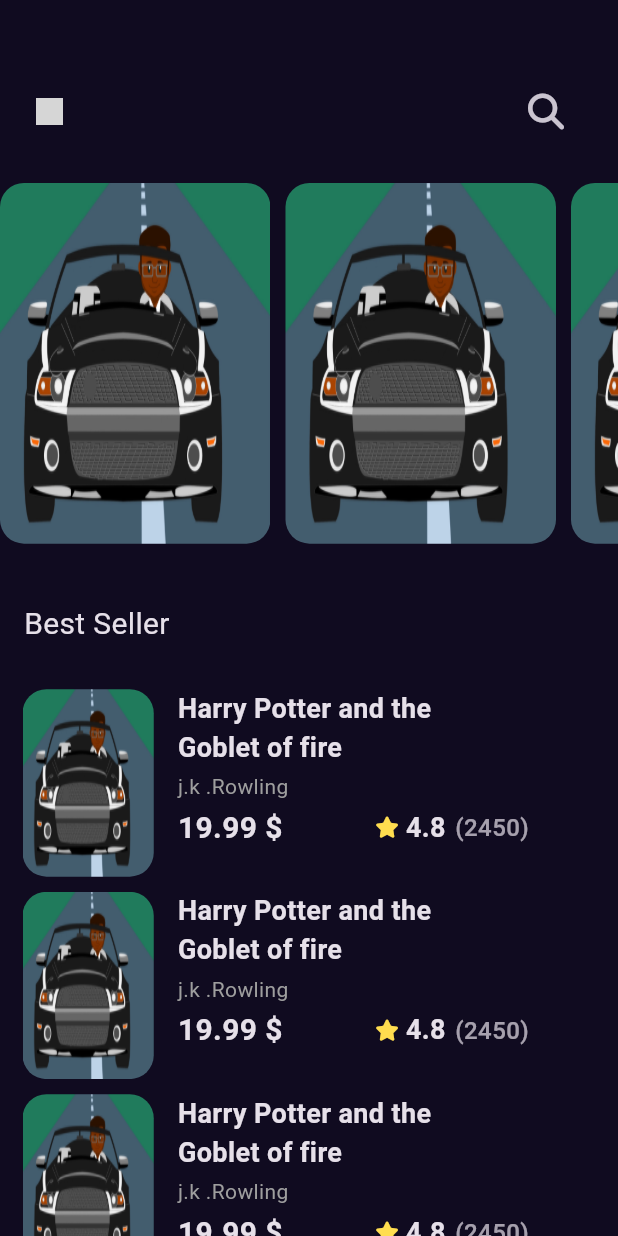
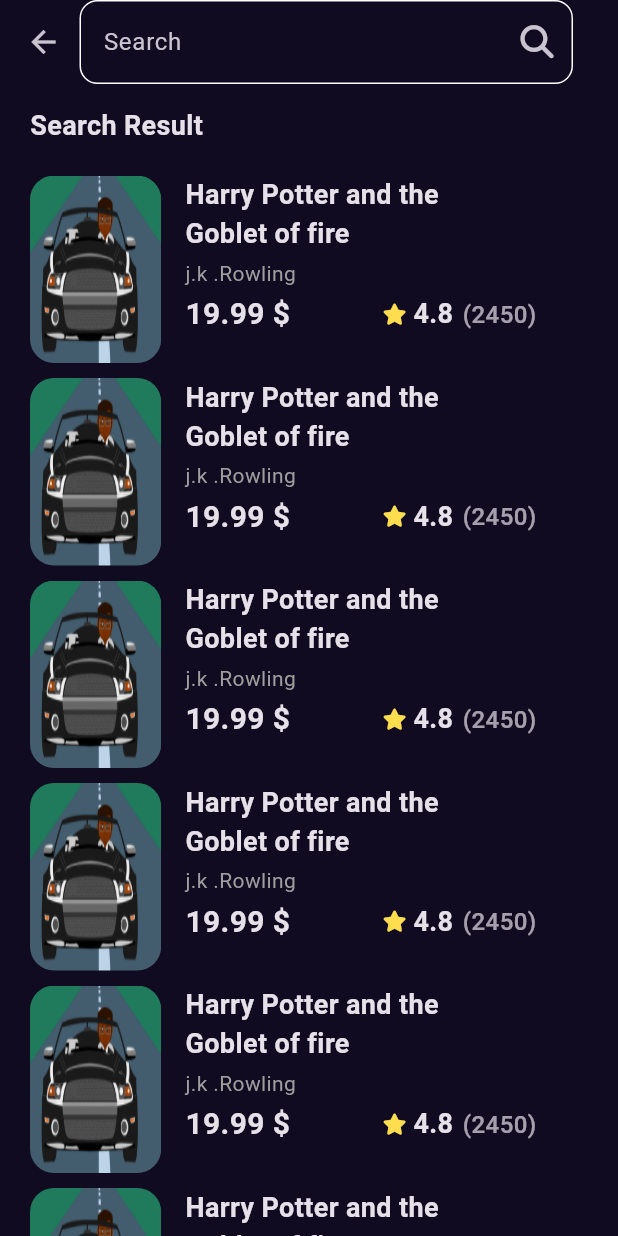
Before and after one commit to m7md015sh/bookly_app, a Flutter app: the screen it shows after launch, after a tap on an icon or button, on a phone screen of 412 x 824 dp. Run offline on Flutter 3.47's test engine with Material 3 defaults, Android fonts, the phone set to English and light mode, and no system bars; our stand-ins replace font_awesome_flutter, go_router, google_fonts; grey boxes are pictures that could not be loaded.

Commit message:
search view done

```diff
--- a/lib/core/utils/app_router.dart
+++ b/lib/core/utils/app_router.dart
@@ -1,12 +1,14 @@
 import 'package:bookly_app/core/utils/constants.dart';
 import 'package:bookly_app/features/home/presentation/views/dooks_detalis_view.dart';
 import 'package:bookly_app/features/home/presentation/views/home_view.dart';
+import 'package:bookly_app/features/search/presentation/views/search_view.dart';
 import 'package:bookly_app/features/splash/presentation/views/splash_view.dart';
 import 'package:go_router/go_router.dart';
 
 abstract class AppRouter{
  static const kHomeView = '/home_view';
- static const kBooksDetailsVies = '/details_view';
+ static const kBooksDetailsView = '/details_view';
+ static const kSearchView = '/search_view';
 
 
   static final router = GoRouter(
@@ -20,8 +22,12 @@ abstract class AppRouter{
         builder: (context, state) => const HomeView(),
       ),
       GoRoute(
-        path: kBooksDetailsVies,
+        path: kBooksDetailsView,
         builder: (context, state) => const BooksDetailsView(),
+      ),
+      GoRoute(
+        path: kSearchView,
+        builder: (context, state) => const SearchView(),
       ),
     ],
   );
--- a/lib/features/home/presentation/views/widgets/custom_app_bar.dart
+++ b/lib/features/home/presentation/views/widgets/custom_app_bar.dart
@@ -1,6 +1,8 @@
+import 'package:bookly_app/core/utils/app_router.dart';
 import 'package:bookly_app/core/utils/assets/assets_paths.dart';
 import 'package:flutter/material.dart';
 import 'package:font_awesome_flutter/font_awesome_flutter.dart';
+import 'package:go_router/go_router.dart';
 
 class CustomAppBar extends StatelessWidget {
   const CustomAppBar({Key? key}) : super(key: key);
@@ -13,7 +15,9 @@ class CustomAppBar extends StatelessWidget {
         mainAxisAlignment: MainAxisAlignment.spaceBetween,
         children: [
           Image.asset(AssetsPaths.logoPath,height: 18,),
-          IconButton(onPressed: (){}, icon: const Icon(FontAwesomeIcons.magnifyingGlass,size: 24,))
+          IconButton(onPressed: (){
+            GoRouter.of(context).push(AppRouter.kSearchView);
+          }, icon: const Icon(FontAwesomeIcons.magnifyingGlass,size: 24,))
         ],
       ),
     );
--- a/lib/features/home/presentation/views/widgets/custom_best_seller_list_view_item.dart
+++ b/lib/features/home/presentation/views/widgets/custom_best_seller_list_view_item.dart
@@ -13,7 +13,7 @@ class BestSellerListViewItem extends StatelessWidget {
   Widget build(BuildContext context) {
     return GestureDetector(
       onTap: (){
-        GoRouter.of(context).push(AppRouter.kBooksDetailsVies);
+        GoRouter.of(context).push(AppRouter.kBooksDetailsView);
       },
       child: SizedBox(
         height: 125,
--- a/lib/features/home/presentation/views/widgets/featured_horizontal_books_list_view.dart
+++ b/lib/features/home/presentation/views/widgets/featured_horizontal_books_list_view.dart
@@ -10,6 +10,7 @@ class FeaturedHorizontalBooksListView extends StatelessWidget {
       height: MediaQuery.of(context).size.height*0.31,
 
       child: ListView.builder(
+        itemCount: 10,
           scrollDirection: Axis.horizontal,
           itemBuilder: (context, index) {
             return const Padding(
--- a/lib/features/home/presentation/views/widgets/similar_books_list_view.dart
+++ b/lib/features/home/presentation/views/widgets/similar_books_list_view.dart
@@ -10,6 +10,7 @@ class SimilarBooksListView extends StatelessWidget {
       height: MediaQuery.of(context).size.height*0.17,
 
       child: ListView.builder(
+        itemCount: 15,
           scrollDirection: Axis.horizontal,
           itemBuilder: (context, index) {
             return const Padding(
--- /dev/null
+++ b/lib/features/search/presentation/views/search_view.dart
@@ -0,0 +1,16 @@
+import 'package:flutter/material.dart';
+
+import 'widgets/search_view_body.dart';
+
+class SearchView extends StatelessWidget {
+  const SearchView({Key? key}) : super(key: key);
+
+  @override
+  Widget build(BuildContext context) {
+    return const Scaffold(
+      body: SafeArea(
+        child: SearchViewBody(),
+      ),
+    );
+  }
+}
--- /dev/null
+++ b/lib/features/search/presentation/views/widgets/custom_search_text_field.dart
@@ -0,0 +1,31 @@
+import 'package:flutter/material.dart';
+import 'package:font_awesome_flutter/font_awesome_flutter.dart';
+
+class CustomSearchTextField extends StatelessWidget {
+  const CustomSearchTextField({Key? key}) : super(key: key);
+
+  @override
+  Widget build(BuildContext context) {
+    return TextField(
+      decoration: InputDecoration(
+        focusedBorder: buildOutlineBorder(),
+        enabledBorder:  buildOutlineBorder(),
+        hintText: 'Search',
+        suffixIcon: IconButton(
+          onPressed: (){},
+          icon: const Icon(FontAwesomeIcons.magnifyingGlass,size: 22,),
+        )
+      ),
+
+
+    );
+  }
+}
+ OutlineInputBorder buildOutlineBorder(){
+  return OutlineInputBorder(
+      borderSide: const BorderSide(
+        color: Colors.white,
+      ),
+    borderRadius: BorderRadius.circular(12)
+  );
+ }
--- /dev/null
+++ b/lib/features/search/presentation/views/widgets/search_list_view.dart
@@ -0,0 +1,20 @@
+import 'package:bookly_app/features/home/presentation/views/widgets/custom_best_seller_list_view_item.dart';
+import 'package:flutter/material.dart';
+
+class SearchListView extends StatelessWidget {
+  const SearchListView({Key? key}) : super(key: key);
+
+  @override
+  Widget build(BuildContext context) {
+    return ListView.builder(
+      padding: EdgeInsets.zero,
+      itemBuilder: (context, index) {
+        return const Padding(
+          padding: EdgeInsets.only(bottom: 5.0, left: 5, right: 5, top: 5),
+          child: BestSellerListViewItem(),
+        );
+      },
+      itemCount: 10,
+    );
+  }
+}
--- /dev/null
+++ b/lib/features/search/presentation/views/widgets/search_view_body.dart
@@ -0,0 +1,37 @@
+import 'package:bookly_app/core/utils/styles.dart';
+import 'package:bookly_app/features/search/presentation/views/widgets/custom_search_text_field.dart';
+import 'package:bookly_app/features/search/presentation/views/widgets/search_list_view.dart';
+import 'package:flutter/cupertino.dart';
+import 'package:flutter/material.dart';
+import 'package:go_router/go_router.dart';
+
+class SearchViewBody extends StatelessWidget {
+  const SearchViewBody({Key? key}) : super(key: key);
+
+  @override
+  Widget build(BuildContext context) {
+    return   Padding(
+      padding: const EdgeInsets.only(left: 5,right: 30.0),
+      child: Column(
+        crossAxisAlignment:CrossAxisAlignment.start,
+        children: [
+          Row(
+            children: [
+              IconButton(onPressed: (){
+                GoRouter.of(context).pop();
+              }, icon: const Icon(Icons.arrow_back)),
+              const Expanded(child: CustomSearchTextField()),
+
+            ],
+          ),
+
+          Padding(
+            padding: const EdgeInsets.symmetric(horizontal: 15.0,vertical: 15),
+            child: Text("Search Result",style: Styles.textStyle18,),
+          ),
+          Expanded(child: SearchListView())
+        ],
+      ),
+    );
+  }
+}
```
